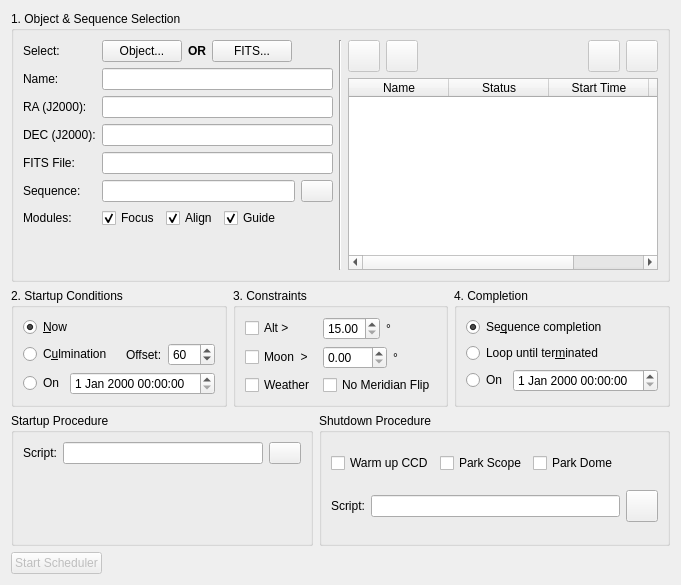
First picture: the form in kstars/ekos/scheduler.ui, repository KDE/kstars, before the edit.
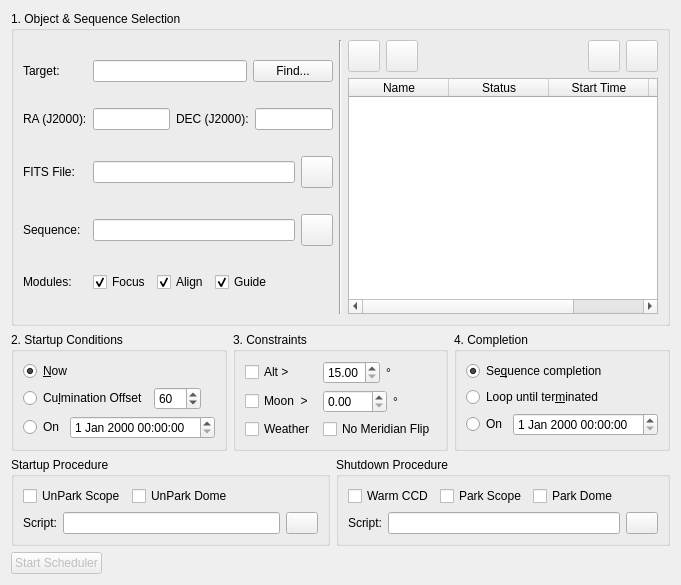
Second picture: the form after the edit. Custom widgets are drawn as their Qt base class.

Commit message: Using i18n instead of xi18n since it is not needed in KStars. More progress on scheduler

Patch:
```diff
--- a/kstars/ekos/scheduler.ui
+++ b/kstars/ekos/scheduler.ui
@@ -6,7 +6,7 @@
    <rect>
     <x>0</x>
     <y>0</y>
-    <width>658</width>
+    <width>663</width>
     <height>585</height>
    </rect>
   </property>
@@ -16,100 +16,70 @@
      <property name="title">
       <string>1. Object &amp;&amp; Sequence Selection</string>
      </property>
-     <layout class="QHBoxLayout" name="horizontalLayout_17">
+     <layout class="QHBoxLayout" name="horizontalLayout_18" stretch="1,1,1">
       <item>
-       <layout class="QFormLayout" name="formLayout">
+       <layout class="QGridLayout" name="gridLayout_2">
         <item row="0" column="0">
          <widget class="QLabel" name="label_12">
           <property name="text">
-           <string>Select:</string>
+           <string>Target:</string>
           </property>
          </widget>
         </item>
         <item row="0" column="1">
          <layout class="QHBoxLayout" name="horizontalLayout_2">
+          <item>
+           <widget class="QLineEdit" name="nameEdit"/>
+          </item>
           <item>
            <widget class="QPushButton" name="selectObjectB">
             <property name="text">
-             <string>Object...</string>
+             <string>Find...</string>
             </property>
            </widget>
           </item>
-          <item>
-           <widget class="QLabel" name="label_6">
-            <property name="text">
-             <string>&lt;b&gt;OR&lt;/b&gt;</string>
-            </property>
-           </widget>
-          </item>
-          <item>
-           <widget class="QPushButton" name="selectFITSB">
-            <property name="text">
-             <string>FITS...</string>
-            </property>
-           </widget>
-          </item>
-          <item>
-           <spacer name="horizontalSpacer_11">
-            <property name="orientation">
-             <enum>Qt::Horizontal</enum>
-            </property>
-            <property name="sizeHint" stdset="0">
-             <size>
-              <width>40</width>
-              <height>20</height>
-             </size>
-            </property>
-           </spacer>
-          </item>
          </layout>
         </item>
         <item row="1" column="0">
-         <widget class="QLabel" name="label_7">
-          <property name="text">
-           <string>Name:</string>
-          </property>
-         </widget>
-        </item>
-        <item row="1" column="1">
-         <widget class="QLineEdit" name="nameEdit"/>
-        </item>
-        <item row="2" column="0">
          <widget class="QLabel" name="label">
           <property name="text">
            <string>RA (J2000):</string>
           </property>
          </widget>
         </item>
-        <item row="2" column="1">
-         <widget class="dmsBox" name="raBox">
-          <property name="toolTip">
-           <string/>
-          </property>
-         </widget>
+        <item row="1" column="1">
+         <layout class="QHBoxLayout" name="horizontalLayout_17">
+          <item>
+           <widget class="dmsBox" name="raBox">
+            <property name="toolTip">
+             <string/>
+            </property>
+           </widget>
+          </item>
+          <item>
+           <widget class="QLabel" name="label_2">
+            <property name="text">
+             <string>DEC (J2000):</string>
+            </property>
+           </widget>
+          </item>
+          <item>
+           <widget class="dmsBox" name="decBox">
+            <property name="toolTip">
+             <string/>
+            </property>
+           </widget>
+          </item>
+         </layout>
         </item>
-        <item row="3" column="0">
-         <widget class="QLabel" name="label_2">
-          <property name="text">
-           <string>DEC (J2000):</string>
-          </property>
-         </widget>
-        </item>
-        <item row="3" column="1">
-         <widget class="dmsBox" name="decBox">
-          <property name="toolTip">
-           <string/>
-          </property>
-         </widget>
-        </item>
-        <item row="4" column="0">
+        <item row="2" column="0">
          <widget class="QLabel" name="label_5">
           <property name="text">
            <string>FITS File:</string>
           </property>
          </widget>
         </item>
-        <item row="4" column="1">
+        <item row="2" column="1">
          <layout class="QHBoxLayout" name="horizontalLayout_13">
           <item>
            <widget class="QLineEdit" name="fitsEdit">
@@ -118,16 +88,29 @@
             </property>
            </widget>
           </item>
+          <item>
+           <widget class="QPushButton" name="selectFITSB">
+            <property name="maximumSize">
+             <size>
+              <width>32</width>
+              <height>32</height>
+             </size>
+            </property>
+            <property name="text">
+             <string/>
+            </property>
+           </widget>
+          </item>
          </layout>
         </item>
-        <item row="5" column="0">
+        <item row="3" column="0">
          <widget class="QLabel" name="label_3">
           <property name="text">
            <string>Sequence:</string>
           </property>
          </widget>
         </item>
-        <item row="5" column="1">
+        <item row="3" column="1">
          <layout class="QHBoxLayout" name="horizontalLayout_15">
           <item>
            <widget class="QLineEdit" name="sequenceEdit">
@@ -157,7 +140,7 @@
           </item>
          </layout>
         </item>
-        <item row="6" column="0">
+        <item row="4" column="0">
          <widget class="QLabel" name="label_4">
           <property name="toolTip">
            <string>Select which Ekos modules to be utilized during the observation job</string>
@@ -167,7 +150,7 @@
           </property>
          </widget>
         </item>
-        <item row="6" column="1">
+        <item row="4" column="1">
          <layout class="QHBoxLayout" name="horizontalLayout_11">
           <item>
            <widget class="QCheckBox" name="focusModuleCheck">
@@ -402,27 +385,7 @@
              <string>&lt;html&gt;&lt;head/&gt;&lt;body&gt;&lt;p&gt;Start the observation job when the object reaches culmination.&lt;/p&gt;&lt;/body&gt;&lt;/html&gt;</string>
             </property>
             <property name="text">
-             <string>C&amp;ulmination</string>
-            </property>
-           </widget>
-          </item>
-          <item>
-           <spacer name="horizontalSpacer_4">
-            <property name="orientation">
-             <enum>Qt::Horizontal</enum>
-            </property>
-            <property name="sizeHint" stdset="0">
-             <size>
-              <width>40</width>
-              <height>20</height>
-             </size>
-            </property>
-           </spacer>
-          </item>
-          <item>
-           <widget class="QLabel" name="label_9">
-            <property name="text">
-             <string>Offset:</string>
+             <string>Cu&amp;lmination Offset</string>
             </property>
            </widget>
           </item>
@@ -445,6 +408,19 @@
             </property>
            </widget>
           </item>
+          <item>
+           <spacer name="horizontalSpacer_4">
+            <property name="orientation">
+             <enum>Qt::Horizontal</enum>
+            </property>
+            <property name="sizeHint" stdset="0">
+             <size>
+              <width>40</width>
+              <height>20</height>
+             </size>
+            </property>
+           </spacer>
+          </item>
          </layout>
         </item>
         <item>
@@ -646,6 +622,49 @@
         <string>Startup Procedure</string>
        </property>
        <layout class="QVBoxLayout" name="verticalLayout_6">
+        <item>
+         <layout class="QHBoxLayout" name="horizontalLayout_16">
+          <item>
+           <widget class="QCheckBox" name="unparkTelescopeCheck">
+            <property name="enabled">
+             <bool>true</bool>
+            </property>
+            <property name="toolTip">
+             <string>Park telescope to home position.</string>
+            </property>
+            <property name="text">
+             <string>UnPark Scope</string>
+            </property>
+           </widget>
+          </item>
+          <item>
+           <widget class="QCheckBox" name="unparkDomeCheck">
+            <property name="enabled">
+             <bool>true</bool>
+            </property>
+            <property name="toolTip">
+             <string>Park dome to home position</string>
+            </property>
+            <property name="text">
+             <string>UnPark Dome</string>
+            </property>
+           </widget>
+          </item>
+          <item>
+           <spacer name="horizontalSpacer_10">
+            <property name="orientation">
+             <enum>Qt::Horizontal</enum>
+            </property>
+            <property name="sizeHint" stdset="0">
+             <size>
+              <width>40</width>
+              <height>20</height>
+             </size>
+            </property>
+           </spacer>
+          </item>
+         </layout>
+        </item>
         <item>
          <layout class="QHBoxLayout" name="horizontalLayout_12">
           <item>
@@ -677,19 +696,6 @@
           </item>
          </layout>
         </item>
-        <item>
-         <spacer name="verticalSpacer">
-          <property name="orientation">
-           <enum>Qt::Vertical</enum>
-          </property>
-          <property name="sizeHint" stdset="0">
-           <size>
-            <width>20</width>
-            <height>19</height>
-           </size>
-          </property>
-         </spacer>
-        </item>
        </layout>
       </widget>
      </item>
@@ -713,7 +719,7 @@
              <string>Turn off CCD cooler.</string>
             </property>
             <property name="text">
-             <string>Warm up CCD</string>
+             <string>Warm CCD</string>
             </property>
            </widget>
           </item>
```
Left out of the diff: 9 changed lines with no effect on the pictures. The commit also changes 152 other files.
